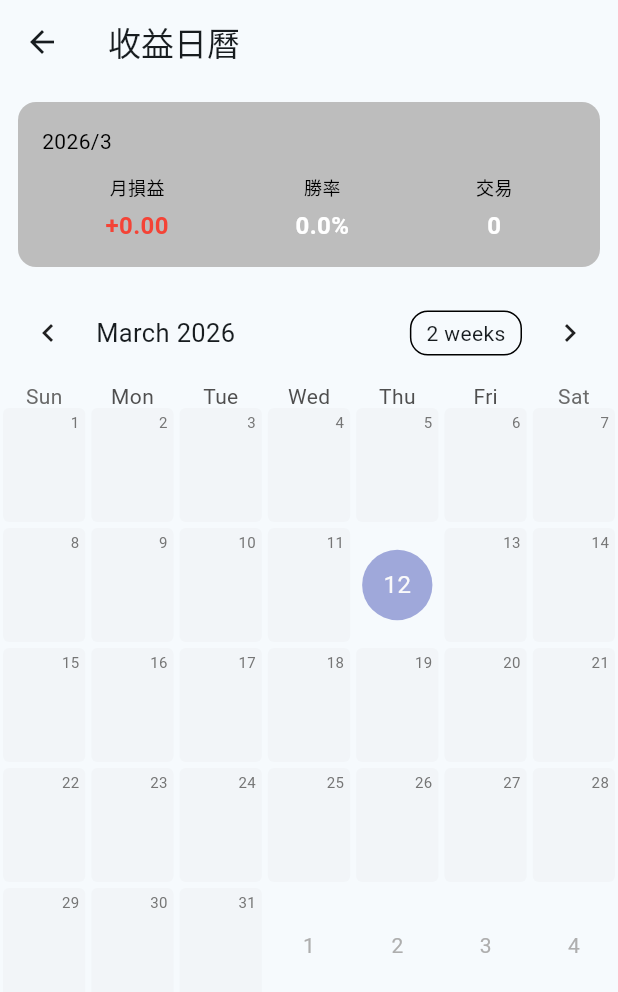
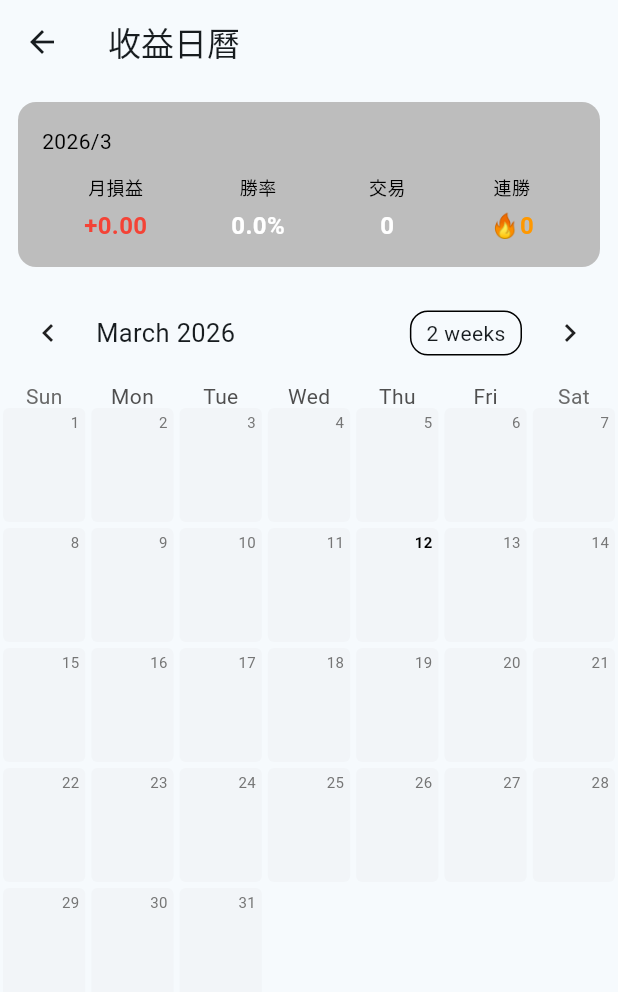
Before and after one commit to ian951115/trading_record_app, a Flutter app: the CalendarScreen screen opened directly, on a phone screen of 412 x 824 dp. Shown: the top 992 px of the screen. Run offline on Flutter 3.47's test engine with Material 3 defaults, Android fonts, the phone set to English and light mode, and no system bars; drawn by our look-alikes of table_calendar; our stand-ins replace fl_chart, flutter_slidable, hive, hive_flutter; accounts and stored records are empty.

Commit message:
收益日曆v1.6

```diff
--- a/lib/screens/calendar_screen.dart
+++ b/lib/screens/calendar_screen.dart
@@ -34,7 +34,6 @@ class _CalendarScreenState extends State<CalendarScreen> {
         if (daily.pnl > 0) {
           winDays++;
         }
-
         tradeCount += daily.trades.length;
       }
     }
@@ -45,7 +44,6 @@ class _CalendarScreenState extends State<CalendarScreen> {
         .length;
 
     double winRate = totalDays == 0 ? 0 : winDays / totalDays;
-
     return {
       'pnl': totalPnL,
       'winRate': winRate,
@@ -55,10 +53,8 @@ class _CalendarScreenState extends State<CalendarScreen> {
 
   Color getHeatmapColor(double pnl, {bool isReverse = false}) { //熱力圖計算。isReverse配合之後的可顛倒設定
     if (pnl == 0) return Colors.transparent;
-    const maxValue = 10000;
-
-    double intensity = (pnl.abs() / maxValue).clamp(0.05, 0.7);
-
+    const maxValue = 200000;
+    double intensity = (pnl.abs() / maxValue).clamp(0.05, 0.5);
     if (pnl > 0) {
       return (isReverse ? Colors.green : Colors.red).withValues(alpha: intensity);
     } else {
@@ -103,10 +99,7 @@ class _CalendarScreenState extends State<CalendarScreen> {
     return '$sign${absValue.toStringAsFixed(2)}';
   }
 
-  Widget _buildStatsCard(Map stats) { //統計卡 Widget
-    final pnl = stats['pnl'];
-    final winRate = stats['winRate'];
-    final trades = stats['trades'];
+  Widget _buildStatsCard(Map stats, int streak) { //統計卡 Widget
     final monthLabel = '${focusedDay.year}/${focusedDay.month}';
 
     return Container(
@@ -147,6 +140,11 @@ class _CalendarScreenState extends State<CalendarScreen> {
                 '${stats['trades']}',
                 Colors.white,
               ),
+              _statItem(
+                '連勝',
+                '🔥$streak',
+                Colors.orange,
+              ),
             ],
           ),
         ],
@@ -177,13 +175,83 @@ class _CalendarScreenState extends State<CalendarScreen> {
     );
   }
 
+  int getWinStreak() {
+    final entries = dailyPnLMap.entries
+        .where((e) =>
+            e.key.year == focusedDay.year &&
+            e.key.month == focusedDay.month)
+        .toList()
+      ..sort((a, b) => b.key.compareTo(a.key));
+
+    int streak = 0;
+    for (final entry in entries) {
+      if (entry.value.pnl > 0) {
+        streak++;
+      } else {
+        break;
+      }
+    }
+    return streak;
+  }
+
+  Widget _buildDayCell(
+    DateTime day, {
+      bool isSelected = false,
+      bool isToday = false,
+    }) {
+      final key = DateTime(day.year, day.month, day.day);
+      final daily = dailyPnLMap[key];
+
+      return Container(
+        margin: const EdgeInsets.all(2),
+        decoration: BoxDecoration(
+          color: daily != null //格子底色
+              ? getHeatmapColor(daily.pnl)
+              : Colors.grey.withValues(alpha: 0.05),
+          borderRadius: BorderRadius.circular(4),
+          border: isSelected //用邊框表示狀態
+              ? Border.all(color: Colors.deepPurple, width: 2)
+              : null,
+        ),
+        child: Column(
+          children: [
+            Align( //右上方日期
+              alignment: Alignment.topRight,
+              child: Padding(
+                padding: const EdgeInsets.only(top: 2, right: 4),
+                child: Text(
+                  '${day.day}',
+                  style: TextStyle(
+                    fontSize: 10,
+                    fontWeight: (isSelected || isToday) ? FontWeight.bold : FontWeight.normal,
+                    color: (isSelected || isToday) ? Colors.black : Colors.grey[600],
+                  ),
+                ),
+              ),
+            ),
+            const Spacer(),
+            if (daily != null && daily.pnl != 0) //下方資訊
+              Text(
+                formatPnLDisplay(daily.pnl),
+                style: TextStyle(
+                  fontSize: 8,
+                  fontWeight: FontWeight.bold,
+                  color: daily.pnl >=0 ? Colors.red : Colors.green,
+                ),
+              ),
+              const Spacer(),
+          ],
+        ),
+      );
+    }
+
   @override
   Widget build(BuildContext context) {
     final repo = context.watch<TradeRepository>();
     final trades = repo.getAllTrades();
+    dailyPnLMap = CalendarService.groupTradesByDay(trades);
     final stats = getMonthStats();
-
-    dailyPnLMap = CalendarService.groupTradesByDay(trades);
+    final streak = getWinStreak();
 
     return Scaffold(
       appBar: AppBar(
@@ -191,7 +259,7 @@ class _CalendarScreenState extends State<CalendarScreen> {
       ),
       body: Column(
         children: [
-          _buildStatsCard(stats),
+          _buildStatsCard(stats, streak),
           Expanded(
             child: TableCalendar(
               firstDay: DateTime(1961),
@@ -213,50 +281,20 @@ class _CalendarScreenState extends State<CalendarScreen> {
                   this.focusedDay = focusedDay;
                 });
               },
+              calendarStyle: const CalendarStyle(
+                selectedDecoration: BoxDecoration(),
+                todayDecoration: BoxDecoration(),
+                outsideDaysVisible: false,
+              ),
               calendarBuilders: CalendarBuilders(
+                selectedBuilder: (context, day, focusedDay) {
+                  return _buildDayCell(day, isSelected: true);
+                },
+                todayBuilder: (context, day, focusedDay) {
+                  return _buildDayCell(day, isToday: true);
+                },
                 defaultBuilder: (context, day, focusedDay) {
-                  final key =DateTime(day.year, day.month, day.day);
-                  final daily = dailyPnLMap[key];
-
-                  return Container(
-                    margin: const EdgeInsets.all(2), //讓格子之間有小空隙產生網格感
-                    decoration: BoxDecoration(
-                      color: daily != null //如果沒資料，給一個淡的灰色底維持日曆完整形狀
-                          ? getHeatmapColor(daily.pnl)
-                          : Colors.grey.withValues(alpha: 0.05),
-                      borderRadius: BorderRadius.circular(4),
-                    ),
-                    child: Column(
-                      children: [
-                        Align( //右上角日期
-                          alignment: Alignment.topRight,
-                          child: Padding(
-                            padding: const EdgeInsets.only(top: 2, right: 4),
-                            child: Text(
-                              '${day.day}',
-                              style: TextStyle(
-                                fontSize: 10,
-                                color: Colors.grey[600],
-                              ),
-                            ),
-                          ),
-                        ),
-                        const Spacer(),
-                        if (daily != null && daily.pnl != 0) //損益金額居中
-                          Text(
-                            formatPnLDisplay(daily.pnl),
-                            style: TextStyle(
-                              fontSize: 10,
-                              fontWeight: FontWeight.bold,
-                              color: daily.pnl >= 0
-                                  ? Colors.red
-                                  : Colors.green,
-                            ),
-                          ),
-                          const Spacer(),
-                      ],
-                    ),
-                  );
+                  return _buildDayCell(day);
                 },
               ),
             ),
```
